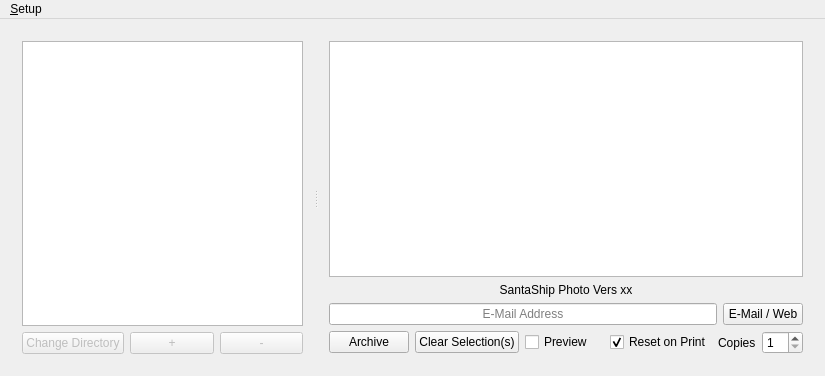
This is mainwindow.ui in zaphodbe/SantaShip as Qt 5 draws it before an edit. The edited form follows.
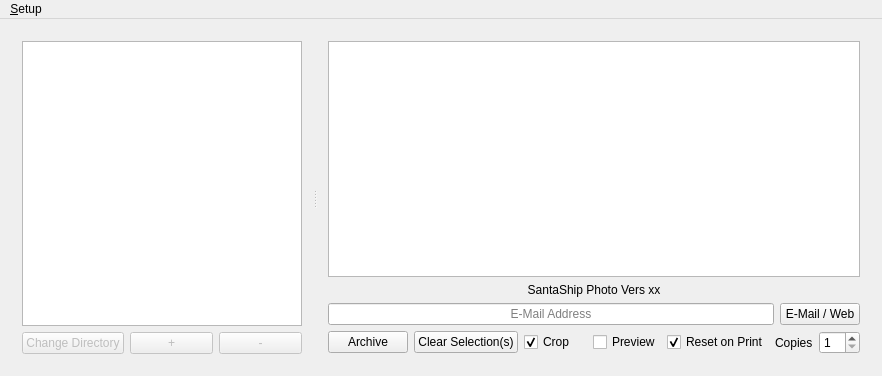
This is the edited form.

Commit message: Fixed landscape vs portrait alignment and added crop option.

```diff
--- a/mainwindow.ui
+++ b/mainwindow.ui
@@ -6,7 +6,7 @@
    <rect>
     <x>0</x>
     <y>0</y>
-    <width>825</width>
+    <width>882</width>
     <height>376</height>
    </rect>
   </property>
@@ -172,6 +172,16 @@
             </property>
            </widget>
           </item>
+          <item>
+           <widget class="QCheckBox" name="checkBoxCrop">
+            <property name="text">
+             <string>Crop</string>
+            </property>
+            <property name="checked">
+             <bool>true</bool>
+            </property>
+           </widget>
+          </item>
           <item>
            <widget class="QCheckBox" name="checkBoxPreview">
             <property name="text">
@@ -229,7 +239,7 @@
     <rect>
      <x>0</x>
      <y>0</y>
-     <width>825</width>
+     <width>882</width>
      <height>22</height>
     </rect>
    </property>
```
Left out of the diff: 37 changed lines with no effect on the pictures. The commit also changes 3 other files.
